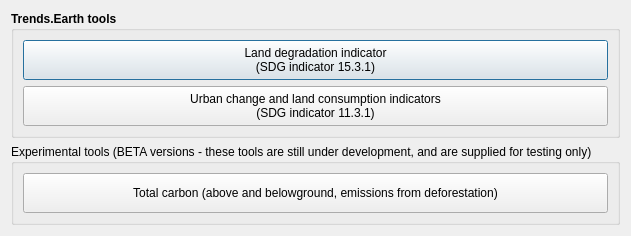
Above: LDMP/gui/DlgCalculate.ui from ConservationInternational/trends.earth before the change. Below: the same form after it.
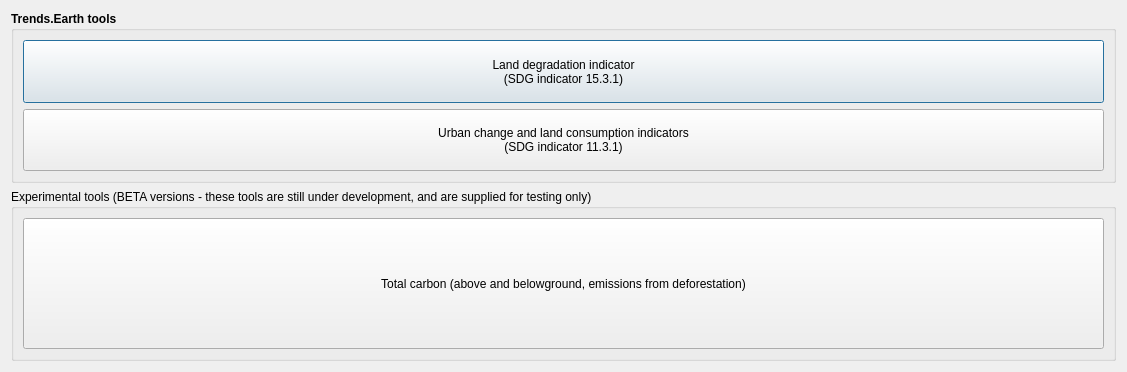
That is the form after the change.

What changed in the file:
```diff
--- a/LDMP/gui/DlgCalculate.ui
+++ b/LDMP/gui/DlgCalculate.ui
@@ -9,12 +9,12 @@
    <rect>
     <x>0</x>
     <y>0</y>
-    <width>597</width>
-    <height>216</height>
+    <width>1127</width>
+    <height>372</height>
    </rect>
   </property>
   <property name="sizePolicy">
-   <sizepolicy hsizetype="Fixed" vsizetype="Fixed">
+   <sizepolicy hsizetype="Fixed" vsizetype="Expanding">
     <horstretch>0</horstretch>
     <verstretch>0</verstretch>
    </sizepolicy>
@@ -44,7 +44,7 @@
       <item>
        <widget class="QPushButton" name="pushButton_ld">
         <property name="sizePolicy">
-         <sizepolicy hsizetype="Minimum" vsizetype="Expanding">
+         <sizepolicy hsizetype="Minimum" vsizetype="Minimum">
           <horstretch>0</horstretch>
           <verstretch>0</verstretch>
          </sizepolicy>
@@ -70,7 +70,7 @@
       <item>
        <widget class="QPushButton" name="pushButton_urban">
         <property name="sizePolicy">
-         <sizepolicy hsizetype="Minimum" vsizetype="Expanding">
+         <sizepolicy hsizetype="Minimum" vsizetype="Minimum">
           <horstretch>0</horstretch>
           <verstretch>0</verstretch>
          </sizepolicy>
@@ -116,7 +116,7 @@
       <item>
        <widget class="QPushButton" name="pushButton_tc">
         <property name="sizePolicy">
-         <sizepolicy hsizetype="Minimum" vsizetype="Expanding">
+         <sizepolicy hsizetype="Minimum" vsizetype="Minimum">
           <horstretch>0</horstretch>
           <verstretch>0</verstretch>
          </sizepolicy>
```
